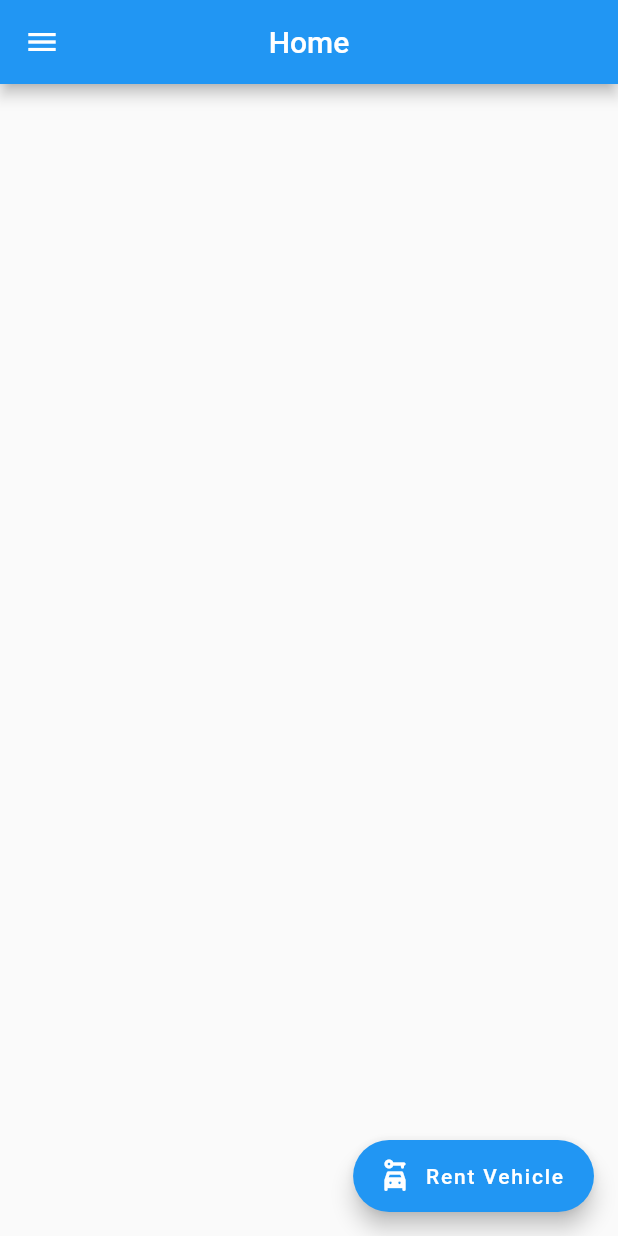
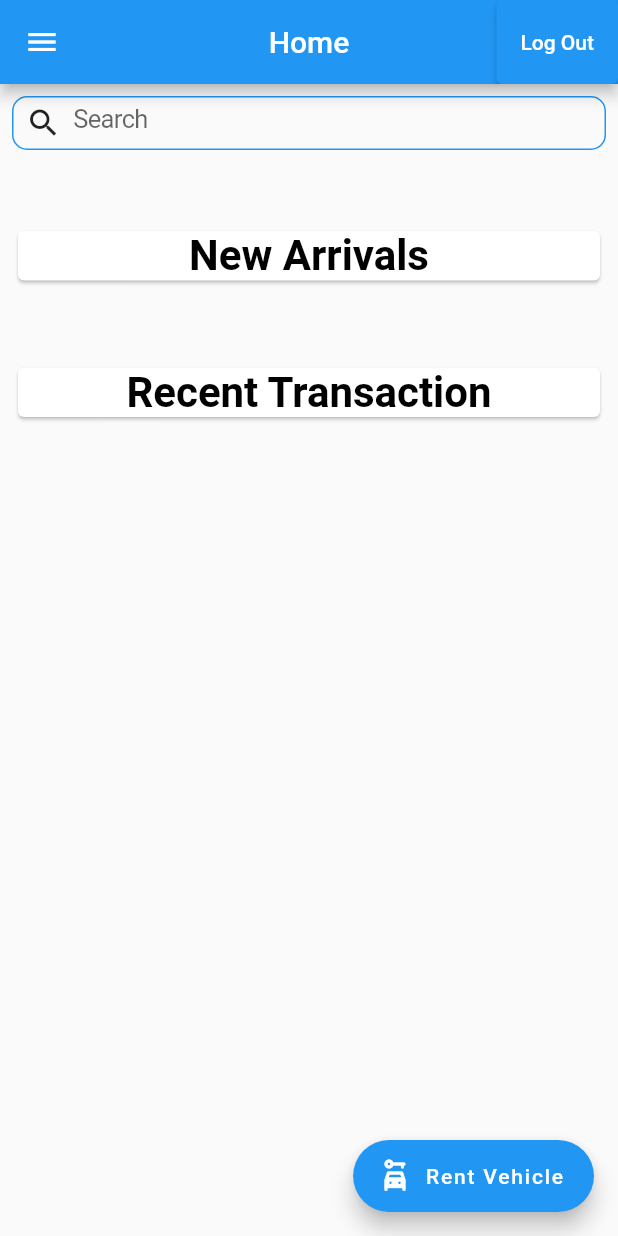
Before and after one commit to MarkTalandron19/vehicle_rental_tester, a Flutter app: the HomePage screen opened directly, on a phone screen of 412 x 824 dp. Run offline on Flutter 3.47's test engine with Material 2 defaults, Android fonts, the phone set to English and light mode, and no system bars; accounts and stored records are empty.

Commit message:
edited homepage

```diff
--- a/lib/models/rentalagreement.dart
+++ b/lib/models/rentalagreement.dart
@@ -18,7 +18,7 @@ class RentalAgreement {
     return RentalAgreement(
         rentID: json['rentID'],
         rentDate: json['rentDate'],
-        numberOfDays: json['numberOfDay'],
+        numberOfDays: json['numberOfDays'],
         rentDue: json['rentDue'],
         account: json['account'],
         vehicle: json['vehicle']);
--- a/lib/screens/homepage.dart
+++ b/lib/screens/homepage.dart
@@ -15,11 +15,94 @@ class HomePage extends StatelessWidget {
         appBar: AppBar(
           centerTitle: true,
           title: const Text('Home'),
+          actions: <Widget>[
+            ElevatedButton(
+                onPressed: () {
+                  context.read<AccountProvider>().setNull();
+                  Navigator.pop(context);
+                },
+                child: const Text('Log Out'))
+          ],
         ),
         drawer: getDrawer(context),
-        body: Column(
-          crossAxisAlignment: CrossAxisAlignment.stretch,
-          children: [],
+        body: Center(
+          child: Padding(
+            padding: const EdgeInsets.all(8.0),
+            child: Column(
+              crossAxisAlignment: CrossAxisAlignment.stretch,
+              children: [
+                Container(
+                  height: 36,
+                  decoration: BoxDecoration(
+                    borderRadius: BorderRadius.circular(10),
+                    border: Border.all(
+                      color: Colors.blue,
+                    ),
+                  ),
+                  child: Row(
+                    children: [
+                      const SizedBox(
+                        width: 8,
+                      ),
+                      const Icon(Icons.search),
+                      const SizedBox(
+                        width: 8,
+                      ),
+                      const Expanded(
+                        child: TextField(
+                          style: TextStyle(
+                            fontSize: 17,
+                            letterSpacing: -0.41,
+                          ),
+                          decoration: InputDecoration(
+                              hintText: "Search",
+                              border: InputBorder.none,
+                              hintStyle: TextStyle(
+                                fontSize: 17,
+                                letterSpacing: -0.41,
+                              )),
+                        ),
+                      ),
+                    ],
+                  ),
+                ),
+                const SizedBox(
+                  height: 50,
+                ),
+                Card(
+                  child: Column(
+                    children: [
+                      const Text(
+                        'New Arrivals',
+                        textAlign: TextAlign.center,
+                        style: TextStyle(
+                            fontSize: 28,
+                            color: Colors.black,
+                            fontWeight: FontWeight.bold),
+                      ),
+                    ],
+                  ),
+                ),
+                const SizedBox(
+                  height: 50,
+                ),
+                Card(
+                  child: Column(
+                    children: [
+                      const Text(
+                        'Recent Transaction',
+                        textAlign: TextAlign.center,
+                        style: TextStyle(
+                            fontSize: 28,
+                            color: Colors.black,
+                            fontWeight: FontWeight.bold),
+                      )
+                    ],
+                  ),
+                ),
+              ],
+            ),
+          ),
         ),
         floatingActionButton: FloatingActionButton.extended(
             onPressed: () {
--- a/lib/screens/receiptscreen.dart
+++ b/lib/screens/receiptscreen.dart
@@ -1,6 +1,4 @@
 import 'package:flutter/material.dart';
-import 'package:flutter/src/widgets/framework.dart';
-import 'package:flutter/src/widgets/placeholder.dart';
 import 'package:vehicle_rental/screens/homepage.dart';
 
 class ReceiptScreen extends StatelessWidget {
@@ -45,6 +43,8 @@ class ReceiptScreen extends StatelessWidget {
                   ),
                   ElevatedButton(
                       onPressed: () {
+                        Navigator.of(context)
+                            .popUntil((route) => route.settings.name == '/');
                         Navigator.of(context).push(MaterialPageRoute(
                           builder: (context) => const HomePage(),
                         ));
```
Also changed, not shown: lib/screens/loginpage.dart (+4 -4 lines), lib/screens/rentedcars.dart (+26 -1 lines), 3 other files.
